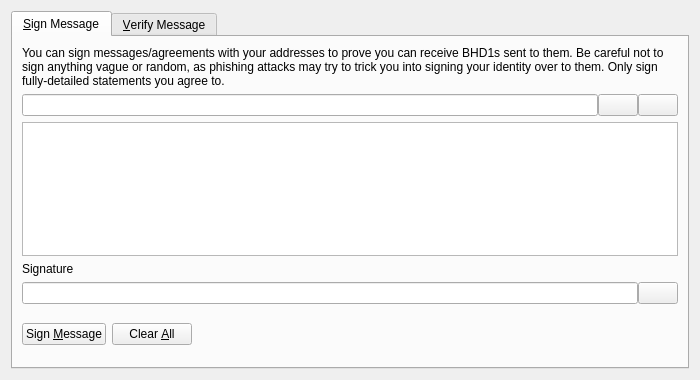
This is src/qt/forms/signverifymessagedialog.ui in bhdone/btchd as Qt 5 draws it before an edit. The edited form follows.
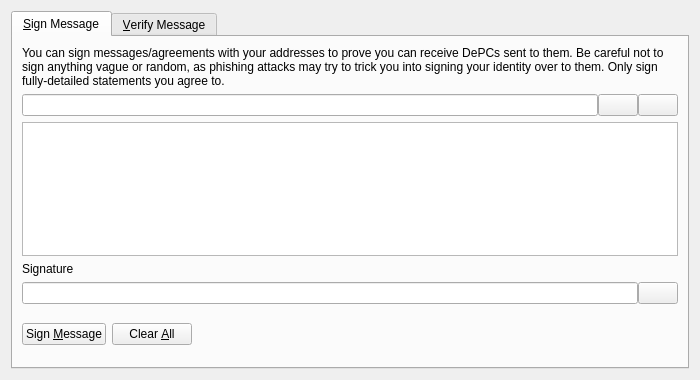
This is the edited form. Icons and pictures are not drawn. Custom widgets are drawn as their Qt base class.

```diff
--- a/src/qt/forms/signverifymessagedialog.ui
+++ b/src/qt/forms/signverifymessagedialog.ui
@@ -30,7 +30,7 @@
        <item>
         <widget class="QLabel" name="infoLabel_SM">
          <property name="text">
-          <string>You can sign messages/agreements with your addresses to prove you can receive BHD1s sent to them. Be careful not to sign anything vague or random, as phishing attacks may try to trick you into signing your identity over to them. Only sign fully-detailed statements you agree to.</string>
+          <string>You can sign messages/agreements with your addresses to prove you can receive DePCs sent to them. Be careful not to sign anything vague or random, as phishing attacks may try to trick you into signing your identity over to them. Only sign fully-detailed statements you agree to.</string>
          </property>
          <property name="textFormat">
           <enum>Qt::PlainText</enum>
```
Left out of the diff: 8 changed lines with no effect on the pictures.
